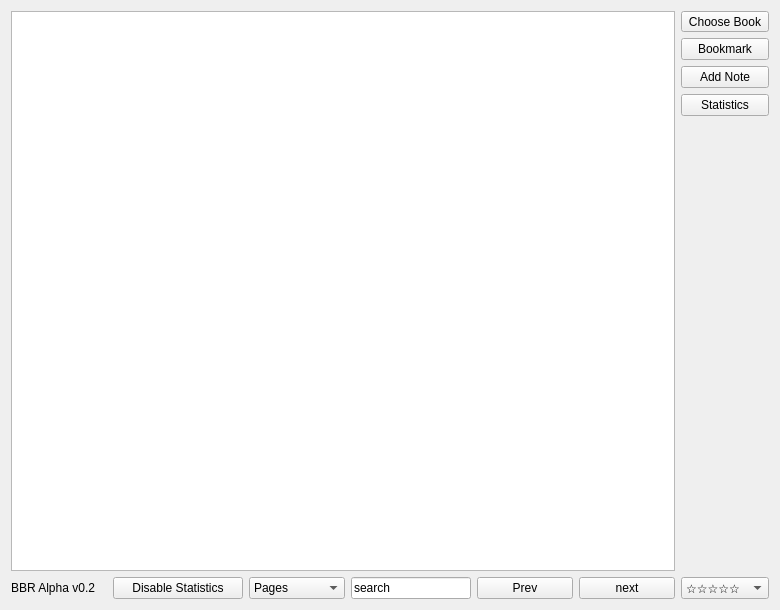
Above: src/basicbookreader.ui from lettergram/basicbookreader before the change. Below: the same form after it.
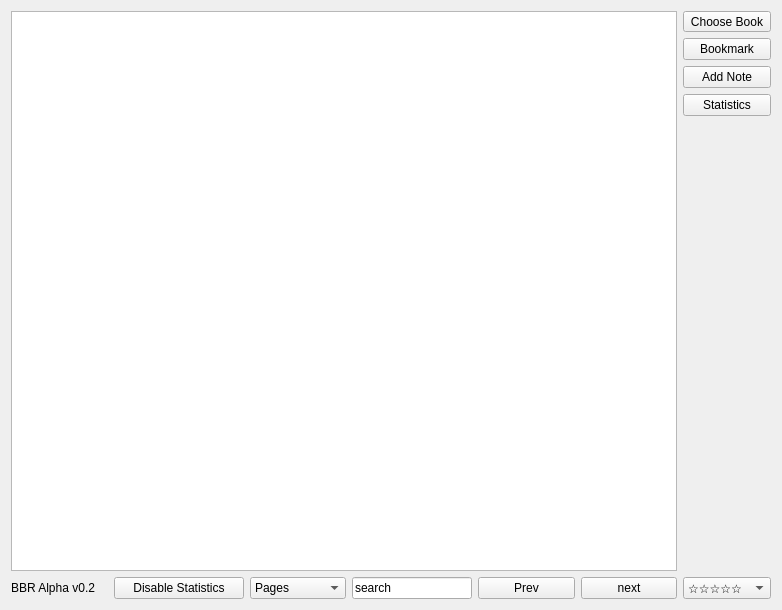
That is the form after the change.

Diff of the .ui file:
```diff
--- a/src/basicbookreader.ui
+++ b/src/basicbookreader.ui
@@ -6,7 +6,7 @@
    <rect>
     <x>0</x>
     <y>0</y>
-    <width>780</width>
+    <width>782</width>
     <height>610</height>
    </rect>
   </property>
```
Left out of the diff: 6 changed lines with no effect on the pictures.
